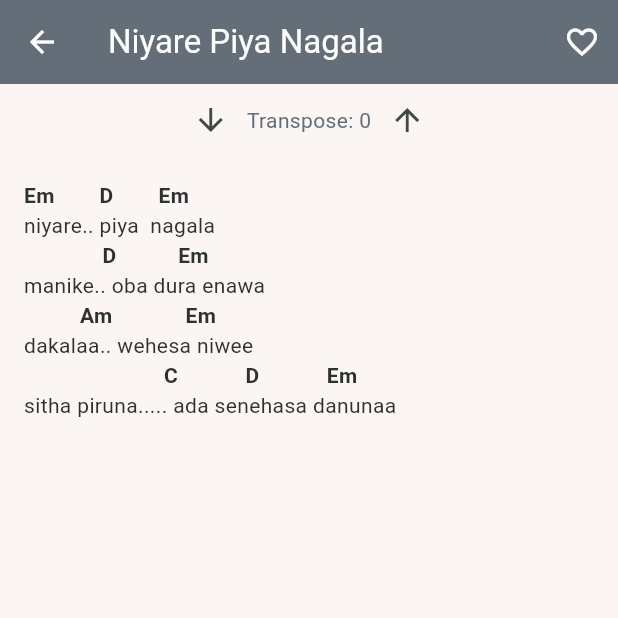
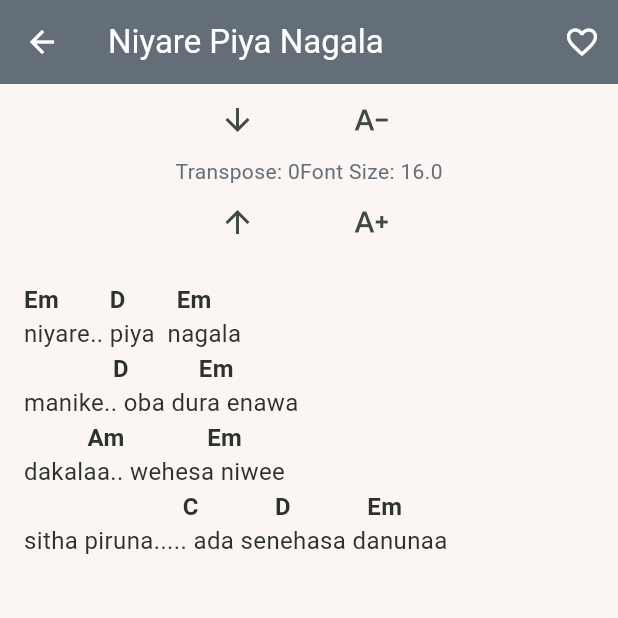
Before and after one commit to SandunC000/chords_app, a Flutter app: the screen it shows after launch, after a tap on "Sign In", after a tap on the "list" icon, after a tap on "Niyare Piya Nagala", on a phone screen of 412 x 824 dp, the top half of it. Run offline on Flutter 3.47's test engine with Material 3 defaults, Android fonts, the phone set to English and light mode, and no system bars.

Commit message:
drawer screens basic layout

```diff
--- a/lib/main.dart
+++ b/lib/main.dart
@@ -1,5 +1,6 @@
 import 'package:flutter/material.dart';
 import 'package:guitar_codes_app/services/favorites_service.dart';
+import 'package:guitar_codes_app/services/settings_service.dart';
 import 'package:guitar_codes_app/views/splash/splash_screen.dart';
 import 'package:provider/provider.dart';
 
@@ -8,6 +9,7 @@
     MultiProvider(
       providers: [
         ChangeNotifierProvider(create: (_) => FavoritesService()),
+        ChangeNotifierProvider(create: (_) => SettingsService()),
       ],
       child: const MyApp(),
     ),
@@ -19,12 +21,15 @@
 
   @override
   Widget build(BuildContext context) {
+    final settingsService = Provider.of<SettingsService>(context);
+
     return MaterialApp(
       title: 'Guitar Codes',
       debugShowCheckedModeBanner: false,
       theme: lightThemeData(),
       darkTheme: darkThemeData(),
-      themeMode: ThemeMode.system,
+      themeMode:
+          settingsService.isDarkModeEnabled ? ThemeMode.dark : ThemeMode.light,
       home: const SplashScreen(),
     );
   }
@@ -60,7 +65,7 @@
         foregroundColor: Colors.white,
       ),
       textTheme: const TextTheme(
-        bodyLarge: TextStyle(color: Color(0xFFFBF5F3)), // text becomes light
+        bodyLarge: TextStyle(color: Color(0xFFFBF5F3)),
         bodyMedium: TextStyle(color: Color(0xFFCCCCCC)),
       ),
       useMaterial3: true,
--- /dev/null
+++ b/lib/services/settings_service.dart
@@ -0,0 +1,19 @@
+import 'package:flutter/material.dart';
+
+class SettingsService with ChangeNotifier {
+  bool _isDarkModeEnabled = false;
+  double _fontSize = 16.0;
+
+  bool get isDarkModeEnabled => _isDarkModeEnabled;
+  double get fontSize => _fontSize;
+
+  void toggleDarkMode(bool value) {
+    _isDarkModeEnabled = value;
+    notifyListeners();
+  }
+
+  void setFontSize(double value) {
+    _fontSize = value;
+    notifyListeners();
+  }
+}
--- a/lib/utilities/song_lyrics_chords_widget.dart
+++ b/lib/utilities/song_lyrics_chords_widget.dart
@@ -3,9 +3,14 @@ import 'package:flutter/material.dart';
 class SongLyricsChordsWidget extends StatelessWidget {
   final String lyrics;
   final String chords;
+  final double fontSize;
 
-  const SongLyricsChordsWidget(
-      {super.key, required this.lyrics, required this.chords});
+  const SongLyricsChordsWidget({
+    super.key,
+    required this.lyrics,
+    required this.chords,
+    required this.fontSize,
+  });
 
   @override
   Widget build(BuildContext context) {
@@ -28,6 +33,7 @@ class SongLyricsChordsWidget extends StatelessWidget {
               paddedChordsLines[index ~/ 2],
               style: TextStyle(
                 fontWeight: FontWeight.bold,
+                fontSize: fontSize,
                 color: Theme.of(context).colorScheme.inverseSurface,
               ),
               textAlign: TextAlign.center,
@@ -38,6 +44,7 @@ class SongLyricsChordsWidget extends StatelessWidget {
               lyricsLines[index ~/ 2],
               textAlign: TextAlign.center,
               style: TextStyle(
+                fontSize: fontSize,
                 color: Theme.of(context).colorScheme.inverseSurface,
               ),
             );
--- a/lib/views/song_view/song_detail_view.dart
+++ b/lib/views/song_view/song_detail_view.dart
@@ -2,6 +2,7 @@ import 'package:flutter/material.dart';
 import 'package:guitar_codes_app/models/favorite.dart';
 import 'package:guitar_codes_app/models/song.dart';
 import 'package:guitar_codes_app/services/favorites_service.dart';
+import 'package:guitar_codes_app/services/settings_service.dart';
 import 'package:guitar_codes_app/utilities/functions.dart';
 import 'package:guitar_codes_app/utilities/song_lyrics_chords_widget.dart';
 import 'package:provider/provider.dart';
@@ -40,6 +41,7 @@ class _SongDetailsScreenState extends State<SongDetailsScreen> {
 
   @override
   Widget build(BuildContext context) {
+    final settingsService = Provider.of<SettingsService>(context);
     final transposedChords =
         transposeChords(widget.song.chords, _transposeValue);
 
@@ -75,6 +77,8 @@ class _SongDetailsScreenState extends State<SongDetailsScreen> {
               Row(
                 mainAxisAlignment: MainAxisAlignment.center,
                 children: [
+                  Column(
+                    children: [
                       IconButton(
                         icon: const Icon(Icons.arrow_downward),
                         onPressed: () => _transpose(_transposeValue - 1),
@@ -86,9 +90,33 @@ class _SongDetailsScreenState extends State<SongDetailsScreen> {
                       ),
                     ],
                   ),
+                  Column(
+                    children: [
+                      IconButton(
+                        icon: const Icon(Icons.text_decrease),
+                        onPressed: () {
+                          settingsService
+                              .setFontSize(settingsService.fontSize - 2);
+                        },
+                      ),
+                      Text('Font Size: ${settingsService.fontSize}'),
+                      IconButton(
+                        icon: const Icon(Icons.text_increase),
+                        onPressed: () {
+                          settingsService
+                              .setFontSize(settingsService.fontSize + 2);
+                        },
+                      ),
+                    ],
+                  ),
+                ],
+              ),
               const SizedBox(height: 16),
               SongLyricsChordsWidget(
-                  lyrics: widget.song.lyrics, chords: transposedChords),
+                lyrics: widget.song.lyrics,
+                chords: transposedChords,
+                fontSize: settingsService.fontSize,
+              ),
             ],
           ),
         ),
```
Also changed, not shown: lib/views/drawer_pages/contact_us_screen.dart (added, +51 -0 lines), lib/views/drawer_pages/favorites_screen.dart (added, +55 -0 lines), lib/views/drawer_pages/my_profile_screen.dart (added, +45 -0 lines), lib/views/drawer_pages/rate_us_screen.dart (added, +34 -0 lines), lib/views/drawer_pages/settings_screen.dart (added, +103 -0 lines), lib/views/favorites_view/favorites_screen.dart (deleted, +0 -48 lines), lib/views/home/home_screen.dart (+32 -5 lines). Lines whose indentation alone changed are shown as unchanged.
